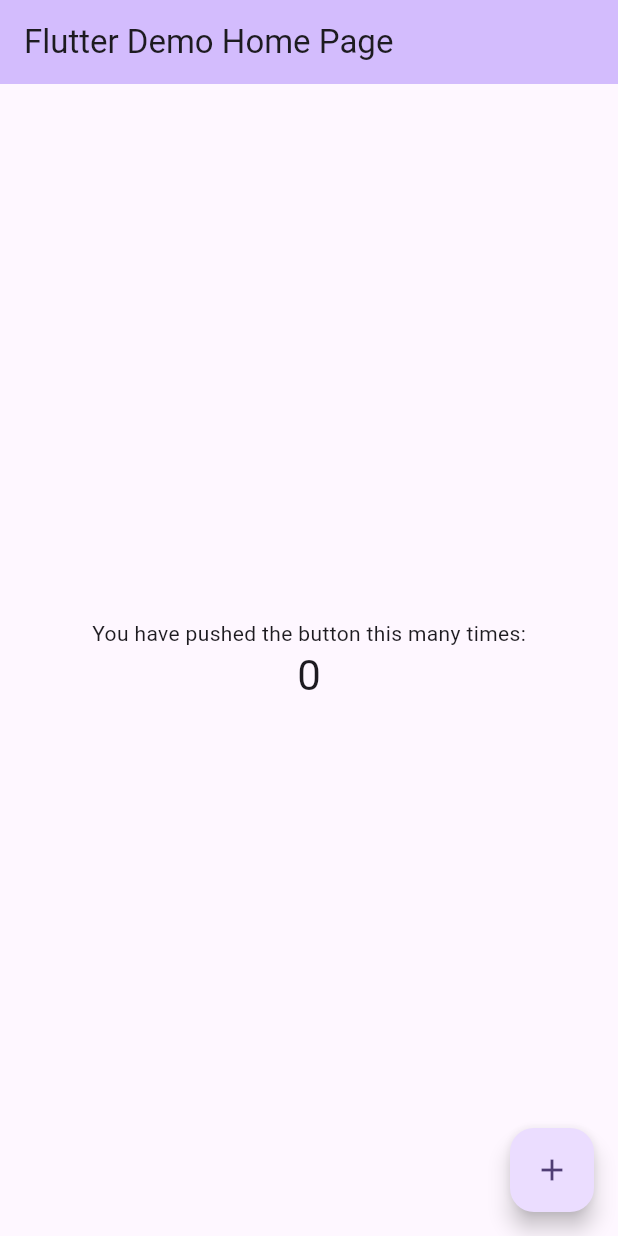
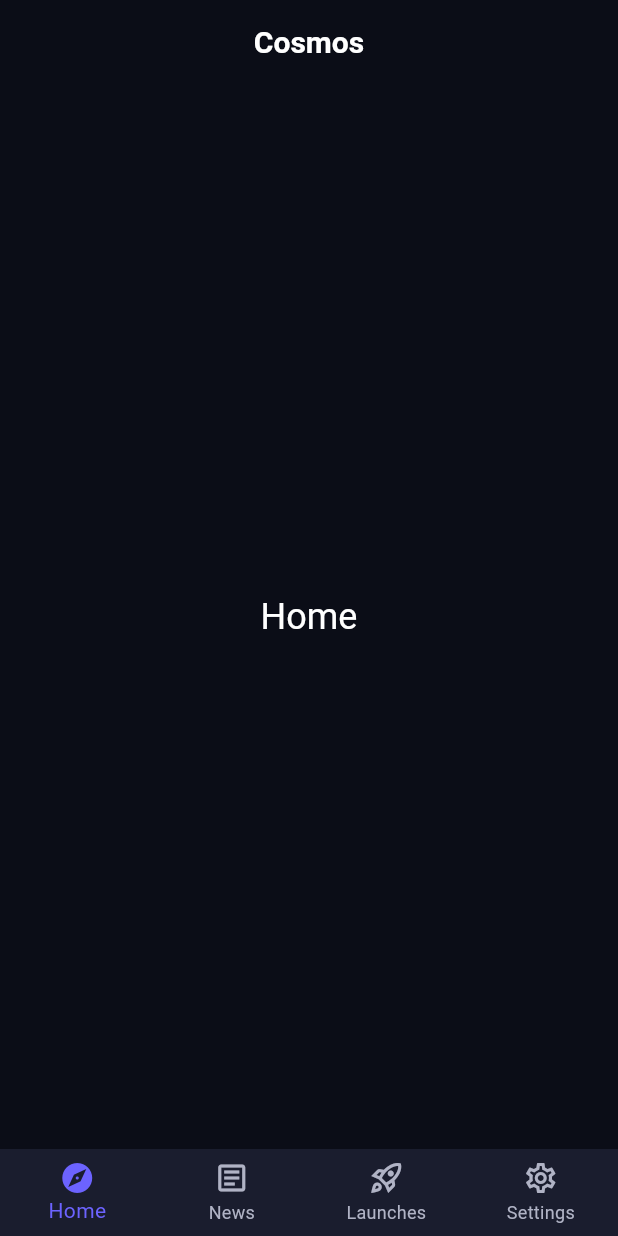
Before and after one commit to AndreWar10/cosmos-app, a Flutter app: the screen it shows after launch, on a phone screen of 412 x 824 dp. Run offline on Flutter 3.47's test engine with Material 3 defaults, Android fonts, the phone set to English and light mode, and no system bars; our stand-ins replace flutter_bloc.

Commit message:
feat -> creation of TabBar

```diff
--- /dev/null
+++ b/devtools_options.yaml
@@ -0,0 +1,3 @@
+description: This file stores settings for Dart & Flutter DevTools.
+documentation: https://docs.flutter.dev/tools/devtools/extensions#configure-extension-enablement-states
+extensions:
--- /dev/null
+++ b/lib/app.dart
@@ -0,0 +1,21 @@
+import 'package:flutter/material.dart';
+import 'core/routes/app_routes.dart';
+import 'core/theme/app_theme.dart';
+import 'core/main_page.dart';
+
+class CosmosApp extends StatelessWidget {
+  const CosmosApp({super.key});
+
+  @override
+  Widget build(BuildContext context) {
+    return MaterialApp(
+      title: 'Cosmos',
+      debugShowCheckedModeBanner: false,
+      theme: AppTheme.dark,
+      initialRoute: AppRoutes.home,
+      routes: {
+        AppRoutes.home: (_) => const MainPage(),
+      },
+    );
+  }
+}
--- /dev/null
+++ b/lib/core/app.dart
@@ -0,0 +1,33 @@
+import 'package:flutter/material.dart';
+import 'package:flutter_bloc/flutter_bloc.dart';
+
+import 'routes/app_routes.dart';
+import 'theme/app_theme.dart';
+import 'theme/theme_cubit.dart';
+import 'main_page.dart';
+
+class CosmosApp extends StatelessWidget {
+  const CosmosApp({super.key});
+
+  @override
+  Widget build(BuildContext context) {
+    return BlocProvider(
+      create: (_) => ThemeCubit(),
+      child: BlocBuilder<ThemeCubit, ThemeMode>(
+        builder: (context, themeMode) {
+          return MaterialApp(
+            title: 'Cosmos',
+            debugShowCheckedModeBanner: false,
+            theme: AppTheme.light,
+            darkTheme: AppTheme.dark,
+            themeMode: themeMode,
+            initialRoute: AppRoutes.home,
+            routes: {
+              AppRoutes.home: (_) => const MainPage(),
+            },
+          );
+        },
+      ),
+    );
+  }
+}
--- /dev/null
+++ b/lib/core/main_page.dart
@@ -0,0 +1,39 @@
+import 'package:flutter/material.dart';
+
+import 'widgets/app_bottom_navigation.dart';
+import '../features/home/presentation/pages/home_page.dart';
+import '../features/launches/presentation/pages/launches_page.dart';
+import '../features/news/presentation/pages/news_page.dart';
+import '../features/settings/presentation/pages/settings_page.dart';
+
+class MainPage extends StatefulWidget {
+  const MainPage({super.key});
+
+  @override
+  State<MainPage> createState() => _MainPageState();
+}
+
+class _MainPageState extends State<MainPage> {
+  int _currentIndex = 0;
+
+  final _pages = const [
+    HomePage(),
+    NewsPage(),
+    LaunchesPage(),
+    SettingsPage(),
+  ];
+
+  @override
+  Widget build(BuildContext context) {
+    return Scaffold(
+      body: IndexedStack(
+        index: _currentIndex,
+        children: _pages,
+      ),
+      bottomNavigationBar: AppBottomNavigation(
+        currentIndex: _currentIndex,
+        onTap: (index) => setState(() => _currentIndex = index),
+      ),
+    );
+  }
+}
--- /dev/null
+++ b/lib/core/routes/app_routes.dart
@@ -0,0 +1,7 @@
+abstract class AppRoutes {
+  static const home = '/';
+  static const news = '/news';
+  static const launches = '/launches';
+  static const launchDetail = '/launches/detail';
+  static const planetDetail = '/planets/detail';
+}
--- /dev/null
+++ b/lib/core/theme/app_colors.dart
@@ -0,0 +1,24 @@
+import 'package:flutter/material.dart';
+
+abstract class AppColors {
+  // Dark
+  static const darkBackground = Color(0xFF0B0D17);
+  static const darkSurface = Color(0xFF1A1D2E);
+  static const darkSurfaceLight = Color(0xFF252840);
+  static const darkDivider = Color(0xFF2A2D3E);
+  static const darkTextPrimary = Color(0xFFFFFFFF);
+  static const darkTextSecondary = Color(0xFFB0B3C5);
+
+  // Light
+  static const lightBackground = Color(0xFFF5F5FA);
+  static const lightSurface = Color(0xFFFFFFFF);
+  static const lightSurfaceLight = Color(0xFFEEEEF5);
+  static const lightDivider = Color(0xFFE0E0E8);
+  static const lightTextPrimary = Color(0xFF1A1D2E);
+  static const lightTextSecondary = Color(0xFF6B6F80);
+
+  // Shared
+  static const primary = Color(0xFF6C63FF);
+  static const secondary = Color(0xFF00D4AA);
+  static const accent = Color(0xFFFF6B6B);
+}
--- /dev/null
+++ b/lib/core/theme/app_theme.dart
@@ -0,0 +1,61 @@
+import 'package:flutter/material.dart';
+
+import 'app_colors.dart';
+
+abstract class AppTheme {
+  static ThemeData get dark => ThemeData(
+        brightness: Brightness.dark,
+        scaffoldBackgroundColor: AppColors.darkBackground,
+        colorScheme: const ColorScheme.dark(
+          primary: AppColors.primary,
+          secondary: AppColors.secondary,
+          surface: AppColors.darkSurface,
+        ),
+        appBarTheme: const AppBarTheme(
+          backgroundColor: AppColors.darkBackground,
+          elevation: 0,
+          centerTitle: true,
+          titleTextStyle: TextStyle(
+            color: AppColors.darkTextPrimary,
+            fontSize: 20,
+            fontWeight: FontWeight.w600,
+          ),
+        ),
+        bottomNavigationBarTheme: const BottomNavigationBarThemeData(
+          backgroundColor: AppColors.darkSurface,
+          selectedItemColor: AppColors.primary,
+          unselectedItemColor: AppColors.darkTextSecondary,
+          type: BottomNavigationBarType.fixed,
+          elevation: 0,
+        ),
+        dividerColor: AppColors.darkDivider,
+      );
+
+  static ThemeData get light => ThemeData(
+        brightness: Brightness.light,
+        scaffoldBackgroundColor: AppColors.lightBackground,
+        colorScheme: const ColorScheme.light(
+          primary: AppColors.primary,
+          secondary: AppColors.secondary,
+          surface: AppColors.lightSurface,
+        ),
+        appBarTheme: const AppBarTheme(
+          backgroundColor: AppColors.lightBackground,
+          elevation: 0,
+          centerTitle: true,
+          titleTextStyle: TextStyle(
+            color: AppColors.lightTextPrimary,
+            fontSize: 20,
+            fontWeight: FontWeight.w600,
+          ),
+        ),
+        bottomNavigationBarTheme: const BottomNavigationBarThemeData(
+          backgroundColor: AppColors.lightSurface,
+          selectedItemColor: AppColors.primary,
+          unselectedItemColor: AppColors.lightTextSecondary,
+          type: BottomNavigationBarType.fixed,
+          elevation: 0,
+        ),
+        dividerColor: AppColors.lightDivider,
+      );
+}
--- /dev/null
+++ b/lib/core/theme/theme_cubit.dart
@@ -0,0 +1,12 @@
+import 'package:flutter/material.dart';
+import 'package:flutter_bloc/flutter_bloc.dart';
+
+class ThemeCubit extends Cubit<ThemeMode> {
+  ThemeCubit() : super(ThemeMode.dark);
+
+  void toggleTheme() {
+    emit(state == ThemeMode.dark ? ThemeMode.light : ThemeMode.dark);
+  }
+
+  bool get isDark => state == ThemeMode.dark;
+}
--- /dev/null
+++ b/lib/core/widgets/app_bottom_navigation.dart
@@ -0,0 +1,42 @@
+import 'package:flutter/material.dart';
+
+class AppBottomNavigation extends StatelessWidget {
+  const AppBottomNavigation({
+    super.key,
+    required this.currentIndex,
+    required this.onTap,
+  });
+
+  final int currentIndex;
+  final ValueChanged<int> onTap;
+
+  @override
+  Widget build(BuildContext context) {
+    return BottomNavigationBar(
+      currentIndex: currentIndex,
+      onTap: onTap,
+      items: const [
+        BottomNavigationBarItem(
+          icon: Icon(Icons.explore_outlined),
+          activeIcon: Icon(Icons.explore),
+          label: 'Home',
+        ),
+        BottomNavigationBarItem(
+          icon: Icon(Icons.article_outlined),
+          activeIcon: Icon(Icons.article),
+          label: 'News',
+        ),
+        BottomNavigationBarItem(
+          icon: Icon(Icons.rocket_launch_outlined),
+          activeIcon: Icon(Icons.rocket_launch),
+          label: 'Launches',
+        ),
+        BottomNavigationBarItem(
+          icon: Icon(Icons.settings_outlined),
+          activeIcon: Icon(Icons.settings),
+          label: 'Settings',
+        ),
+      ],
+    );
+  }
+}
--- /dev/null
+++ b/lib/features/home/presentation/pages/home_page.dart
@@ -0,0 +1,20 @@
+import 'package:flutter/material.dart';
+
+class HomePage extends StatelessWidget {
+  const HomePage({super.key});
+
+  @override
+  Widget build(BuildContext context) {
+    return Scaffold(
+      appBar: AppBar(
+        title: const Text('Cosmos'),
+      ),
+      body: Center(
+        child: Text(
+          'Home',
+          style: Theme.of(context).textTheme.headlineSmall,
+        ),
+      ),
+    );
+  }
+}
--- a/lib/main.dart
+++ b/lib/main.dart
@@ -1,122 +1,7 @@
 import 'package:flutter/material.dart';
 
+import 'core/app.dart';
+
 void main() {
-  runApp(const MyApp());
+  runApp(const CosmosApp());
 }
-
-class MyApp extends StatelessWidget {
-  const MyApp({super.key});
-
-  // This widget is the root of your application.
-  @override
-  Widget build(BuildContext context) {
-    return MaterialApp(
-      title: 'Flutter Demo',
-      theme: ThemeData(
-        // This is the theme of your application.
-        //
-        // TRY THIS: Try running your application with "flutter run". You'll see
-        // the application has a purple toolbar. Then, without quitting the app,
-        // try changing the seedColor in the colorScheme below to Colors.green
-        // and then invoke "hot reload" (save your changes or press the "hot
-        // reload" button in a Flutter-supported IDE, or press "r" if you used
-        // the command line to start the app).
-        //
-        // Notice that the counter didn't reset back to zero; the application
-        // state is not lost during the reload. To reset the state, use hot
-        // restart instead.
-        //
-        // This works for code too, not just values: Most code changes can be
-        // tested with just a hot reload.
-        colorScheme: .fromSeed(seedColor: Colors.deepPurple),
-      ),
-      home: const MyHomePage(title: 'Flutter Demo Home Page'),
-    );
-  }
-}
-
-class MyHomePage extends StatefulWidget {
-  const MyHomePage({super.key, required this.title});
-
-  // This widget is the home page of your application. It is stateful, meaning
-  // that it has a State object (defined below) that contains fields that affect
-  // how it looks.
-
-  // This class is the configuration for the state. It holds the values (in this
-  // case the title) provided by the parent (in this case the App widget) and
-  // used by the build method of the State. Fields in a Widget subclass are
-  // always marked "final".
-
-  final String title;
-
-  @override
-  State<MyHomePage> createState() => _MyHomePageState();
-}
-
-class _MyHomePageState extends State<MyHomePage> {
-  int _counter = 0;
-
-  void _incrementCounter() {
-    setState(() {
-      // This call to setState tells the Flutter framework that something has
-      // changed in this State, which causes it to rerun the build method below
-      // so that the display can reflect the updated values. If we changed
-      // _counter without calling setState(), then the build method would not be
-      // called again, and so nothing would appear to happen.
-      _counter++;
-    });
-  }
-
-  @override
-  Widget build(BuildContext context) {
-    // This method is rerun every time setState is called, for instance as done
-    // by the _incrementCounter method above.
-    //
-    // The Flutter framework has been optimized to make rerunning build methods
-    // fast, so that you can just rebuild anything that needs updating rather
-    // than having to individually change instances of widgets.
-    return Scaffold(
-      appBar: AppBar(
-        // TRY THIS: Try changing the color here to a specific color (to
-        // Colors.amber, perhaps?) and trigger a hot reload to see the AppBar
-        // change color while the other colors stay the same.
-        backgroundColor: Theme.of(context).colorScheme.inversePrimary,
-        // Here we take the value from the MyHomePage object that was created by
-        // the App.build method, and use it to set our appbar title.
-        title: Text(widget.title),
-      ),
-      body: Center(
-        // Center is a layout widget. It takes a single child and positions it
-        // in the middle of the parent.
-        child: Column(
-          // Column is also a layout widget. It takes a list of children and
-          // arranges them vertically. By default, it sizes itself to fit its
-          // children horizontally, and tries to be as tall as its parent.
-          //
-          // Column has various properties to control how it sizes itself and
-          // how it positions its children. Here we use mainAxisAlignment to
-          // center the children vertically; the main axis here is the vertical
-          // axis because Columns are vertical (the cross axis would be
-          // horizontal).
-          //
-          // TRY THIS: Invoke "debug painting" (choose the "Toggle Debug Paint"
-          // action in the IDE, or press "p" in the console), to see the
-          // wireframe for each widget.
-          mainAxisAlignment: .center,
-          children: [
-            const Text('You have pushed the button this many times:'),
-            Text(
-              '$_counter',
-              style: Theme.of(context).textTheme.headlineMedium,
-            ),
-          ],
-        ),
-      ),
-      floatingActionButton: FloatingActionButton(
-        onPressed: _incrementCounter,
-        tooltip: 'Increment',
-        child: const Icon(Icons.add),
-      ),
-    );
-  }
-}
--- a/pubspec.yaml
+++ b/pubspec.yaml
@@ -31,9 +31,8 @@ dependencies:
   flutter:
     sdk: flutter
 
-  # The following adds the Cupertino Icons font to your application.
-  # Use with the CupertinoIcons class for iOS style icons.
   cupertino_icons: ^1.0.8
+  flutter_bloc: ^9.1.0
 
 dev_dependencies:
   flutter_test:
```
Also changed, not shown: lib/features/launches/presentation/pages/launches_page.dart (added, +20 -0 lines), lib/features/news/presentation/pages/news_page.dart (added, +20 -0 lines), lib/features/settings/presentation/pages/settings_page.dart (added, +37 -0 lines), lib/features/settings/presentation/widgets/settings_section.dart (added, +33 -0 lines), lib/features/settings/presentation/widgets/theme_toggle_tile.dart (added, +26 -0 lines), pubspec.lock, 1 other file.
